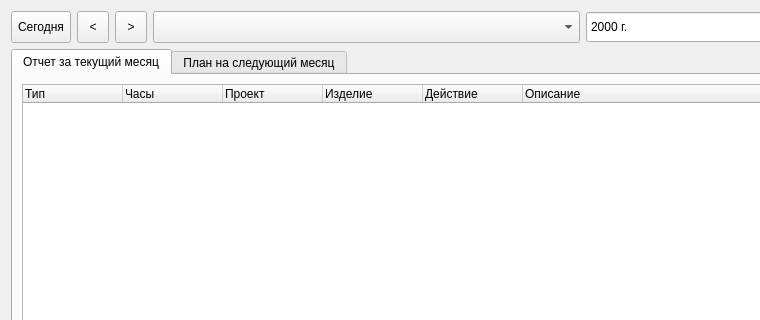
Old version of the form dialogprojectplan.ui in the repository molotov-dmitry/work-report; both pictures show x 0 to 760 and y 0 to 320 of the 1024 by 575 pixel window.
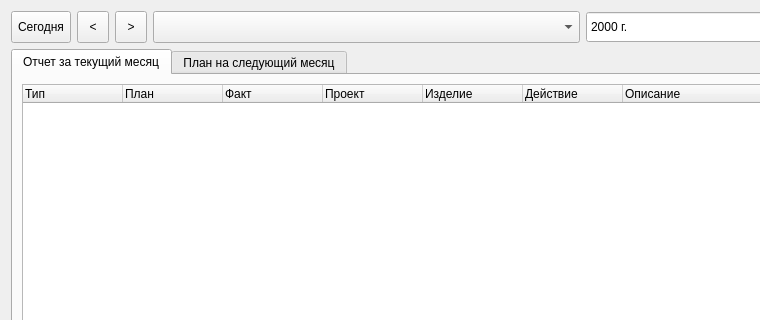
New version of the form. Icons and pictures are not drawn. Custom widgets are drawn as their Qt base class.

Commit message: Added loading report entries to month report table.

The edit to the form file:
```diff
--- a/dialogprojectplan.ui
+++ b/dialogprojectplan.ui
@@ -119,9 +119,6 @@
            <height>24</height>
           </size>
          </property>
-         <property name="indentation">
-          <number>0</number>
-         </property>
          <column>
           <property name="text">
            <string>Тип</string>
@@ -129,7 +126,12 @@
          </column>
          <column>
           <property name="text">
-           <string>Часы</string>
+           <string>План</string>
+          </property>
+         </column>
+         <column>
+          <property name="text">
+           <string>Факт</string>
           </property>
          </column>
          <column>
```
The commit also changes 2 other files.
